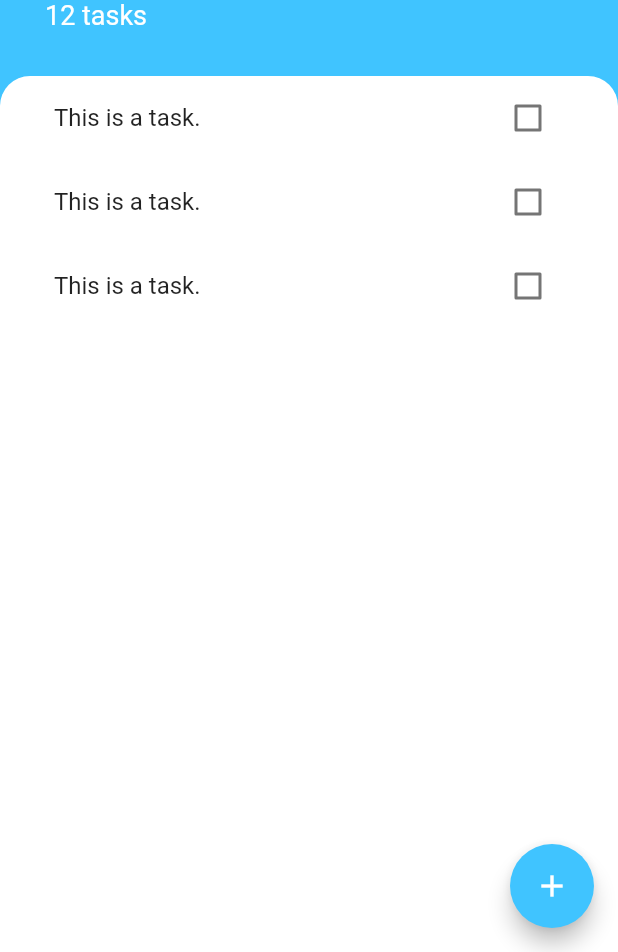
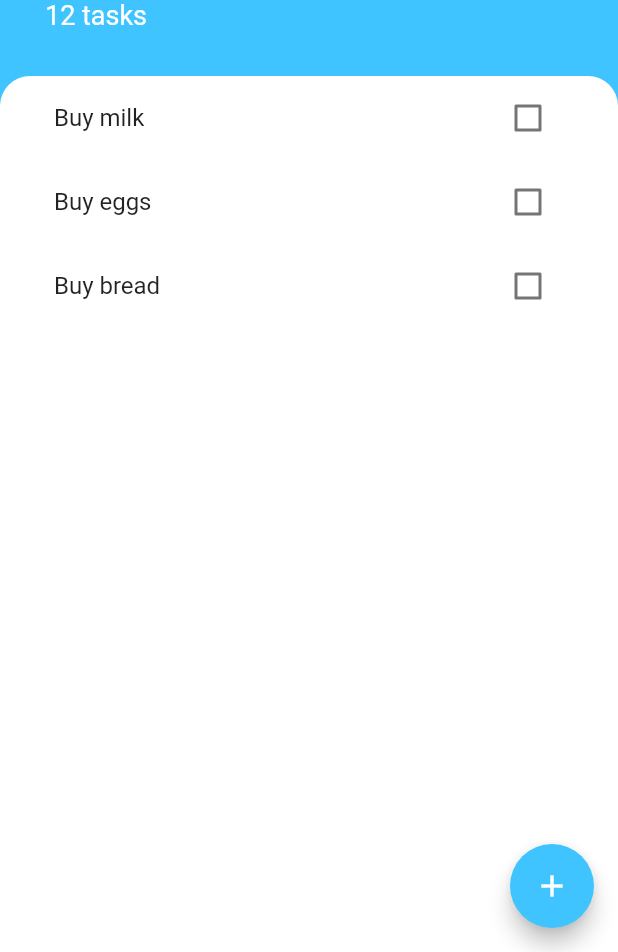
Before and after one commit to bekzodrakhmatof/to_do, a Flutter app: the screen it shows after launch, on a phone screen of 412 x 824 dp, the part 284-1236 px from its top. Run offline on Flutter 3.47's test engine with Material 2 defaults, Android fonts, the phone set to English and light mode, and no system bars.

Commit message:
Added dynamic list

```diff
--- /dev/null
+++ b/lib/models/task.dart
@@ -0,0 +1,11 @@
+class Task {
+
+  final String name;
+  bool isDone;
+
+  Task({this.name, this.isDone = false});
+
+  void toggleDone() {
+    isDone = !isDone;
+  }
+}
--- a/lib/widgets/task_tile.dart
+++ b/lib/widgets/task_tile.dart
@@ -1,49 +1,26 @@
 import 'package:flutter/material.dart';
 
-class TaskTile extends StatefulWidget {
-  @override
-  _TaskTileState createState() => _TaskTileState();
-}
+class TaskTile extends StatelessWidget {
 
-class _TaskTileState extends State<TaskTile> {
-
-  bool isChecked = false;
-
-  void checkboxCallback (newValue) {
-    setState(() {
-      isChecked = newValue;
-    });
-  }
+  TaskTile({this.taskTitle, this.isChecked, this.checkboxCallback});
+  final String taskTitle;
+  final bool isChecked;
+  final Function checkboxCallback;
 
   @override
   Widget build(BuildContext context) {
     return ListTile(
       title: Text(
-        "This is a task.",
+        taskTitle,
         style: TextStyle(
           decoration: isChecked ? TextDecoration.lineThrough : null,
         ),
       ),
-      trailing: TaskCheckBox(
-        checkBoxState: isChecked,
-        toggleCheckboxState: checkboxCallback,
+      trailing: Checkbox(
+        activeColor: Colors.lightBlueAccent,
+        value: isChecked,
+        onChanged: checkboxCallback,
       ),
     );
   }
 }
-
-class TaskCheckBox extends StatelessWidget {
-
-  TaskCheckBox({this.checkBoxState, this.toggleCheckboxState});
-  final bool checkBoxState;
-  final Function toggleCheckboxState;
-
-  @override
-  Widget build(BuildContext context) {
-    return Checkbox(
-      activeColor: Colors.lightBlueAccent,
-      value: checkBoxState,
-      onChanged: toggleCheckboxState,
-    );
-  }
-}
--- a/lib/widgets/tasks_list.dart
+++ b/lib/widgets/tasks_list.dart
@@ -1,16 +1,39 @@
 import 'package:flutter/material.dart';
 import 'task_tile.dart';
+import 'package:to_do/models/task.dart';
+class TasksList extends StatefulWidget {
 
-class TasksList extends StatelessWidget {
+  @override
+  _TasksListState createState() => _TasksListState();
+}
+
+class _TasksListState extends State<TasksList> {
+  List<Task> tasks = [
+    Task(
+      name: "Buy milk",
+    ),
+    Task(
+      name: "Buy eggs",
+    ),
+    Task(
+      name: "Buy bread",
+    ),
+  ];
 
   @override
   Widget build(BuildContext context) {
-    return ListView(
-      children: <Widget>[
-        TaskTile(),
-        TaskTile(),
-        TaskTile(),
-      ],
+    return ListView.builder(itemBuilder: (context, index){
+      return TaskTile(
+        taskTitle: tasks[index].name,
+        isChecked: tasks[index].isDone,
+        checkboxCallback: (newValue) {
+          setState(() {
+            tasks[index].toggleDone();
+          });
+          },
+      );
+      },
+      itemCount: tasks.length,
     );
   }
 }
```
